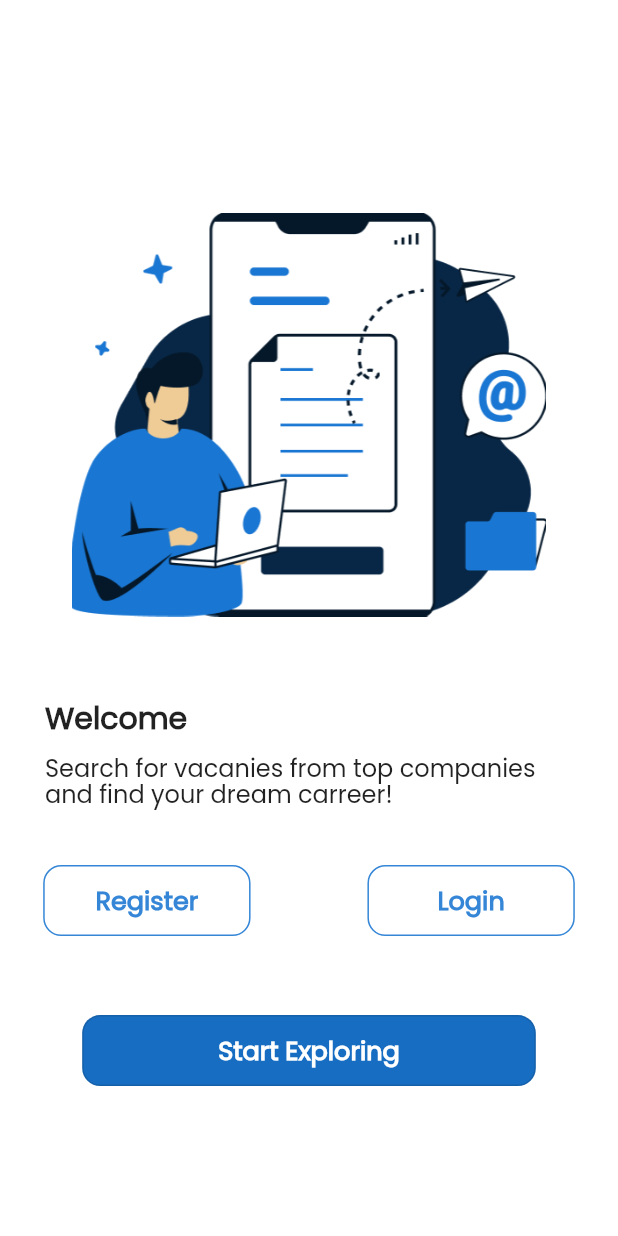
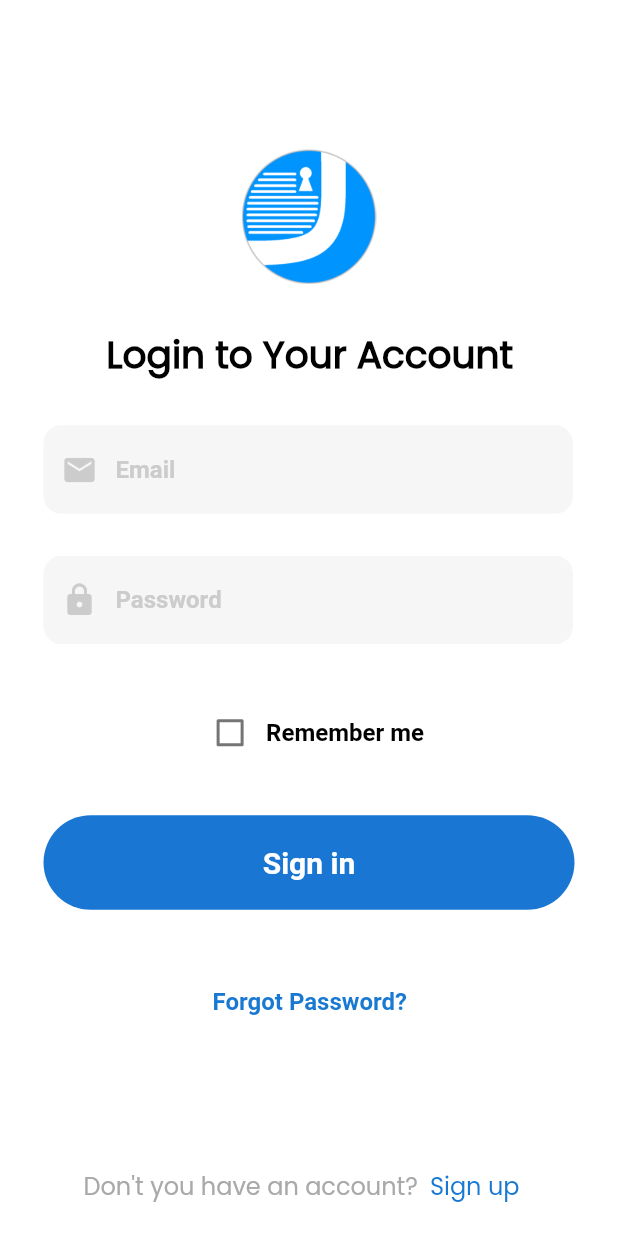
Before and after one commit to tanhtanh1505/JobsGo, a Flutter app: the screen it shows after launch, after a tap on "Login", on a phone screen of 412 x 824 dp. Run offline on Flutter 3.47's test engine with Material 2 defaults, Android fonts, the phone set to English and light mode, and no system bars; missing offline and left inert: dart:ffi.

Commit message:
Register and Login Page

```diff
--- /dev/null
+++ b/lib/screens/Login.dart
@@ -0,0 +1,219 @@
+import 'package:flutter/material.dart';
+import 'package:jobsgo/screens/Register.dart';
+
+class Login extends StatefulWidget {
+  const Login({super.key});
+
+  @override
+  State<Login> createState() => _LoginState();
+}
+
+class _LoginState extends State<Login> {
+  bool value = false;
+
+  @override
+  Widget build(BuildContext context) {
+    return MaterialApp(
+      theme: ThemeData(
+        primarySwatch: Colors.grey,
+        scaffoldBackgroundColor: Colors.white,
+      ),
+      home: Scaffold(
+        backgroundColor: Colors.white,
+        body: Center(
+          child: SingleChildScrollView(
+            child: Column(
+              //crossAxisAlignment: CrossAxisAlignment.center,
+              //mainAxisAlignment: MainAxisAlignment.center,
+              children: <Widget>[
+                Container(
+                  padding: const EdgeInsets.fromLTRB(135, 90, 135, 0),
+                  child: Image.asset(
+                    'assets/images/Logo.png',
+                    height: 90.0,
+                    width: 90.0,
+                  ),
+                ),
+                Container(
+                  padding: const EdgeInsets.fromLTRB(30, 29, 29, 0),
+                  child: const Text(
+                    "Login to Your Account",
+                    textDirection: TextDirection.ltr,
+                    textAlign: TextAlign.center,
+                    style: TextStyle(
+                      fontFamily: "Poppins",
+                      fontSize: 25,
+                      fontWeight: FontWeight.bold,
+                      color: Colors.black,
+                    ),
+                  ),
+                ),
+                Container(
+                  padding: const EdgeInsets.fromLTRB(29, 28, 30, 0),
+                  child: TextField(
+                    decoration: InputDecoration(
+                      enabledBorder: OutlineInputBorder(
+                        borderSide: BorderSide(color: Colors.transparent),
+                        borderRadius: BorderRadius.circular(12.0),
+                      ),
+                      focusedBorder: OutlineInputBorder(
+                        borderSide: BorderSide(color: Colors.transparent),
+                        borderRadius: BorderRadius.circular(12.0),
+                      ),
+                      filled: true,
+                      fillColor: Color(0xffF6F6F6),
+                      prefixIcon: Icon(
+                        Icons.email,
+                        color: Color(0xffCCCCCC),
+                      ),
+                      hintText: "Email",
+                      hintStyle: TextStyle(
+                        color: Color(0xffCCCCCC),
+                        fontSize: 16,
+                        fontWeight: FontWeight.bold,
+                      ),
+                    ),
+                  ),
+                ),
+                Container(
+                  padding: const EdgeInsets.fromLTRB(29, 28, 30, 0),
+                  child: TextField(
+                    decoration: InputDecoration(
+                      enabledBorder: OutlineInputBorder(
+                        borderSide: BorderSide(color: Colors.transparent),
+                        borderRadius: BorderRadius.circular(12.0),
+                      ),
+                      focusedBorder: OutlineInputBorder(
+                        borderSide: BorderSide(color: Colors.transparent),
+                        borderRadius: BorderRadius.circular(12.0),
+                      ),
+                      filled: true,
+                      fillColor: Color(0xffF6F6F6),
+                      prefixIcon: Icon(
+                        Icons.lock,
+                        color: Color(0xffCCCCCC),
+                      ),
+                      hintText: "Password",
+                      hintStyle: TextStyle(
+                        color: Color(0xffCCCCCC),
+                        fontSize: 16,
+                        fontWeight: FontWeight.bold,
+                      ),
+                    ),
+                  ),
+                ),
+                Container(
+                  padding: EdgeInsets.fromLTRB(97, 35, 97, 0),
+                  child: Row(
+                    mainAxisAlignment: MainAxisAlignment.center,
+                    children: [
+                      buildCheckbox(),
+                      Text(
+                        'Remember me',
+                        softWrap: true,
+                        style: TextStyle(
+                          fontSize: 16,
+                          fontWeight: FontWeight.bold,
+                          color: Colors.black,
+                        ),
+                      ),
+                    ],
+                  ),
+                ),
+                Container(
+                  height: 94,
+                  width: 604,
+                  padding: const EdgeInsets.fromLTRB(29, 31, 29, 0),
+                  child: TextButton(
+                    onPressed: () {},
+                    style: ButtonStyle(
+                      backgroundColor:
+                          MaterialStateProperty.all(Color(0xff1976D2)),
+                      shape: MaterialStateProperty.all(
+                        RoundedRectangleBorder(
+                          borderRadius: BorderRadius.circular(90),
+                        ),
+                      ),
+                    ),
+                    child: const Text(
+                      'Sign in',
+                      style: TextStyle(
+                        color: Colors.white,
+                        fontWeight: FontWeight.bold,
+                        fontSize: 20,
+                      ),
+                    ),
+                  ),
+                ),
+                Container(
+                  height: 94,
+                  width: 604,
+                  padding: const EdgeInsets.fromLTRB(81, 28, 80, 0),
+                  child: TextButton(
+                    onPressed: () {},
+                    child: const Text(
+                      'Forgot Password?',
+                      style: TextStyle(
+                        color: Color(0xFF1979D2),
+                        fontSize: 16,
+                        fontWeight: FontWeight.bold,
+                      ),
+                    ),
+                  ),
+                ),
+                Container(
+                    padding: EdgeInsets.fromLTRB(43, 66, 45, 0),
+                    child: Row(
+                      mainAxisAlignment: MainAxisAlignment.center,
+                      children: [
+                        Text(
+                          "Don't you have an account?",
+                          style: TextStyle(
+                            color: Color(0xffA9A9A9),
+                            fontFamily: "Poppins",
+                            fontStyle: FontStyle.normal,
+                            fontSize: 16,
+                          ),
+                        ),
+                        TextButton(
+                          onPressed: () {
+                            Navigator.push(
+                              context,
+                              MaterialPageRoute(
+                                builder: (context) {
+                                  return Register();
+                                },
+                              ),
+                            );
+                          },
+                          child: Text(
+                            'Sign up',
+                            style: TextStyle(
+                              color: Color(0xFF1979D2),
+                              fontFamily: "Poppins",
+                              fontStyle: FontStyle.normal,
+                              fontSize: 16,
+                            ),
+                          ),
+                        ),
+                      ],
+                    ))
+              ],
+            ),
+          ),
+        ),
+      ),
+    );
+  }
+
+  buildCheckbox() => Checkbox(
+        value: value,
+        onChanged: (value) {
+          setState(() {
+            this.value = value!;
+          });
+        },
+        activeColor: Color(0xff1976D2),
+        checkColor: Colors.white,
+      );
+}
--- a/lib/screens/WelcomePages/Body.dart
+++ b/lib/screens/WelcomePages/Body.dart
@@ -1,6 +1,7 @@
 import 'package:flutter/material.dart';
+import 'package:jobsgo/screens/Login.dart';
+import 'package:jobsgo/screens/Register.dart';
 import 'package:jobsgo/screens/WelcomePages/welcome_page1.dart';
-
 
 class Body extends StatelessWidget {
   const Body({Key? key}) : super(key: key);
@@ -14,7 +15,11 @@ class Body extends StatelessWidget {
       child: Stack(
         alignment: Alignment.center,
         children: [
-          Container(height: size.height, width: double.infinity, color: Color(0xffFFFFFF),),
+          Container(
+            height: size.height,
+            width: double.infinity,
+            color: Color(0xffFFFFFF),
+          ),
           Positioned(
             top: 142,
             child: Image.asset(
@@ -23,7 +28,6 @@ class Body extends StatelessWidget {
               width: 315.88,
             ),
           ),
-
           Positioned(
             bottom: 330,
             left: 30,
@@ -36,7 +40,6 @@ class Body extends StatelessWidget {
               ),
             ),
           ),
-
           Positioned(
             bottom: 300,
             left: 30,
@@ -48,7 +51,6 @@ class Body extends StatelessWidget {
               ),
             ),
           ),
-
           Positioned(
             bottom: 283,
             left: 30,
@@ -60,7 +62,6 @@ class Body extends StatelessWidget {
               ),
             ),
           ),
-
           Positioned(
             bottom: 200,
             left: 28.8,
@@ -68,22 +69,32 @@ class Body extends StatelessWidget {
               height: 47.29,
               width: 138.24,
               child: TextButton(
-                onPressed: (){},
+                onPressed: () {
+                  Navigator.push(
+                    context,
+                    MaterialPageRoute(
+                      builder: (context) {
+                        return Register();
+                      },
+                    ),
+                  );
+                },
                 child: Text(
                   "Register",
-                  style: TextStyle(fontSize: 17, fontFamily: "Poppins", fontWeight: FontWeight.bold, color: Color(0xff3586D7)),
+                  style: TextStyle(
+                      fontSize: 17,
+                      fontFamily: "Poppins",
+                      fontWeight: FontWeight.bold,
+                      color: Color(0xff3586D7)),
                 ),
                 style: ButtonStyle(
                     shape: MaterialStateProperty.all(RoundedRectangleBorder(
                   borderRadius: BorderRadius.circular(12),
                   side: BorderSide(color: Color(0xff3586D7)),
-                  ))
-
+                ))),
               ),
             ),
           ),
-          ),
-
           Positioned(
             bottom: 200,
             right: 28.8,
@@ -91,29 +102,39 @@ class Body extends StatelessWidget {
               height: 47.29,
               width: 138.24,
               child: TextButton(
-                onPressed: (){},
+                onPressed: () {
+                  Navigator.push(
+                    context,
+                    MaterialPageRoute(
+                      builder: (context) {
+                        return Login();
+                      },
+                    ),
+                  );
+                },
                 child: Text(
                   "Login",
-                  style: TextStyle(fontSize: 17, fontFamily: "Poppins", fontWeight: FontWeight.bold, color: Color(0xff3586D7)),
+                  style: TextStyle(
+                      fontSize: 17,
+                      fontFamily: "Poppins",
+                      fontWeight: FontWeight.bold,
+                      color: Color(0xff3586D7)),
                 ),
                 style: ButtonStyle(
                     shape: MaterialStateProperty.all(RoundedRectangleBorder(
                   borderRadius: BorderRadius.circular(12),
                   side: BorderSide(color: Color(0xff3586D7)),
-                    ))
-
+                ))),
               ),
             ),
           ),
-          ),
-
           Positioned(
             bottom: 100,
             child: SizedBox(
               height: 47.29,
               width: 302.4,
               child: OutlinedButton(
-                onPressed: (){
+                onPressed: () {
                   Navigator.push(
                     context,
                     MaterialPageRoute(
@@ -125,20 +146,22 @@ class Body extends StatelessWidget {
                 },
                 child: Text(
                   "Start Exploring",
-                  style: TextStyle(fontSize: 17, fontFamily: "Poppins", fontWeight: FontWeight.bold, color: Colors.white),
+                  style: TextStyle(
+                      fontSize: 17,
+                      fontFamily: "Poppins",
+                      fontWeight: FontWeight.bold,
+                      color: Colors.white),
                 ),
                 style: ButtonStyle(
-                  backgroundColor: MaterialStateProperty.all(Color(0xff176DC2)),
+                    backgroundColor:
+                        MaterialStateProperty.all(Color(0xff176DC2)),
                     shape: MaterialStateProperty.all(RoundedRectangleBorder(
                       borderRadius: BorderRadius.circular(12),
                       side: BorderSide(color: Colors.black),
-                    ))
-
+                    ))),
               ),
             ),
           ),
-          ),
-
         ],
       ),
     );
```
Also changed, not shown: lib/screens/Register.dart (added, +196 -0 lines), pubspec.yaml (+4 -4 lines), assets/images/Logo.png (added), 1 other file. Lines whose indentation alone changed are shown as unchanged.
